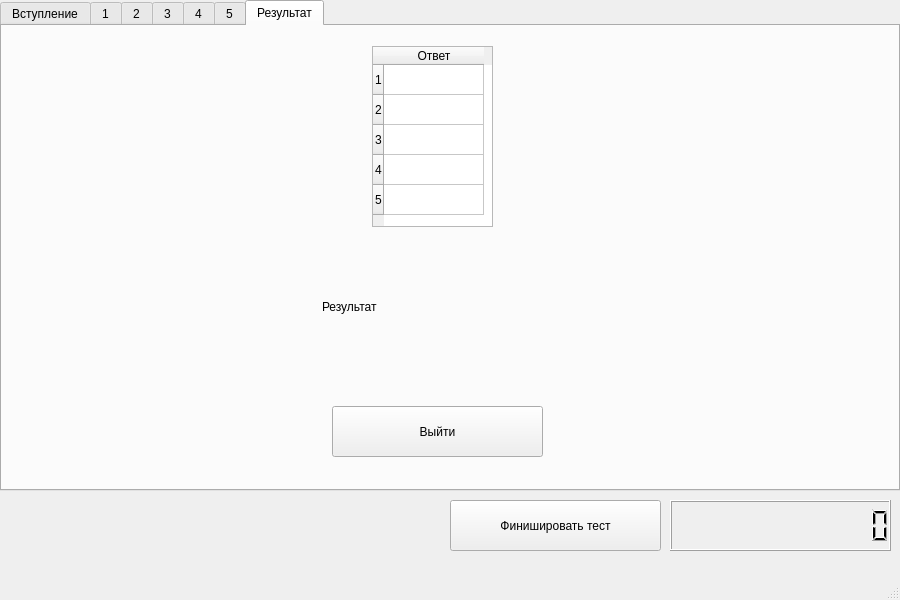
First picture: the form in mainwindow.ui, repository KISEL76/sport_test, before the edit.
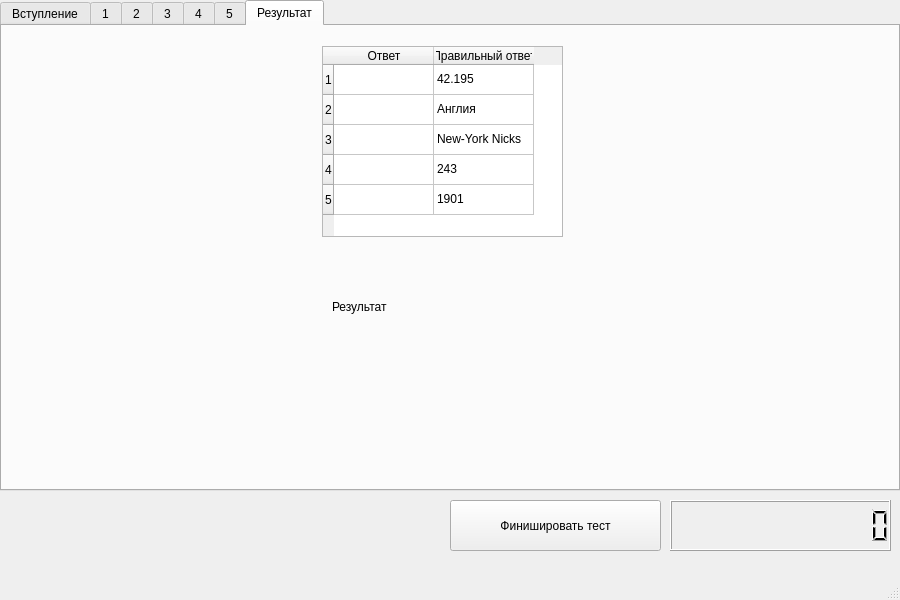
Second picture: the form after the edit. The open tabs and pages were chosen to show the change. Icons and pictures are not drawn.

The edit to the form file:
```diff
--- a/mainwindow.ui
+++ b/mainwindow.ui
@@ -644,10 +644,10 @@
       </property>
       <property name="geometry">
        <rect>
-        <x>370</x>
+        <x>320</x>
         <y>20</y>
-        <width>121</width>
-        <height>181</height>
+        <width>241</width>
+        <height>191</height>
        </rect>
       </property>
       <property name="dragEnabled">
@@ -686,29 +686,46 @@
         <string>Ответ</string>
        </property>
       </column>
+      <column>
+       <property name="text">
+        <string>Правильный ответ</string>
+       </property>
+      </column>
       <item row="0" column="0">
        <property name="text">
         <string/>
        </property>
       </item>
-     </widget>
-     <widget class="QPushButton" name="pushButton_exit">
-      <property name="geometry">
-       <rect>
-        <x>330</x>
-        <y>380</y>
-        <width>211</width>
-        <height>51</height>
-       </rect>
-      </property>
-      <property name="text">
-       <string>Выйти</string>
-      </property>
+      <item row="0" column="1">
+       <property name="text">
+        <string>42.195</string>
+       </property>
+      </item>
+      <item row="1" column="1">
+       <property name="text">
+        <string>Англия</string>
+       </property>
+      </item>
+      <item row="2" column="1">
+       <property name="text">
+        <string>New-York Nicks</string>
+       </property>
+      </item>
+      <item row="3" column="1">
+       <property name="text">
+        <string>243</string>
+       </property>
+      </item>
+      <item row="4" column="1">
+       <property name="text">
+        <string>1901</string>
+       </property>
+      </item>
      </widget>
      <widget class="QLabel" name="label_result">
       <property name="geometry">
        <rect>
-        <x>320</x>
+        <x>330</x>
         <y>230</y>
         <width>301</width>
         <height>101</height>
```
Left out of the diff: 2 changed lines with no effect on the pictures.
